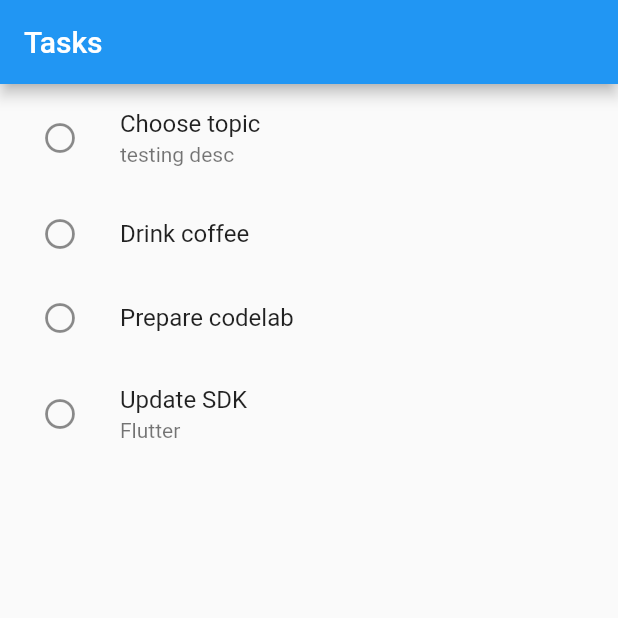
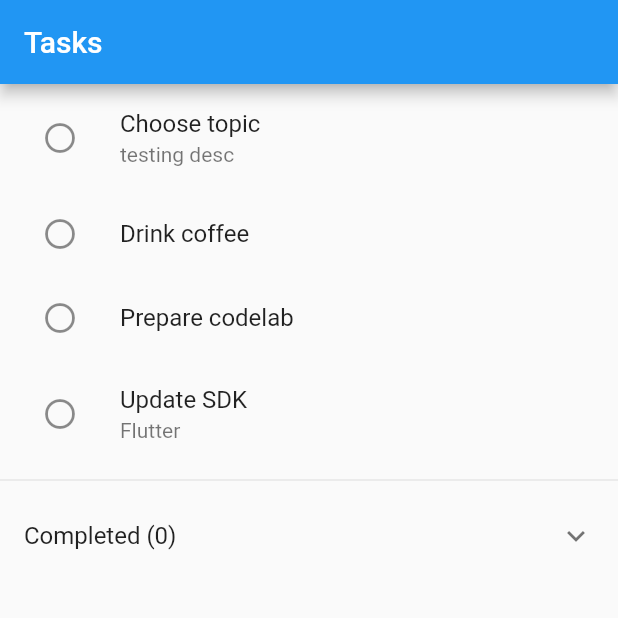
Before and after one commit to zliide/flutter_todo, a Flutter app: the screen it shows after launch, on a phone screen of 412 x 824 dp, the top half of it. Run offline on Flutter 3.47's test engine with Material 2 defaults, Android fonts, the phone set to English and light mode, and no system bars.

Commit message:
Add completed list

```diff
--- a/lib/task_list.dart
+++ b/lib/task_list.dart
@@ -8,6 +8,8 @@ class TaskListView extends StatefulWidget {
 }
 
 class _TaskListViewState extends State<TaskListView> {
+  final GlobalKey<State> _completedKey = GlobalKey<State>();
+
   void toggleTask(Task task) {
     setState(() {
       task.completed = !task.completed;
@@ -35,7 +37,15 @@ class _TaskListViewState extends State<TaskListView> {
       ),
       body: ListView(
         children: <Widget>[
-          for (final task in Task.tasks) _listTile(task),
+          for (final task in Task.currentTasks) _listTile(task),
+          Divider(),
+          ExpansionTile(
+            key: _completedKey,
+            title: Text('Completed (${Task.completedTasks.length})'),
+            children: <Widget>[
+              for (final task in Task.completedTasks) _listTile(task),
+            ],
+          )
         ],
       ),
     );
```
